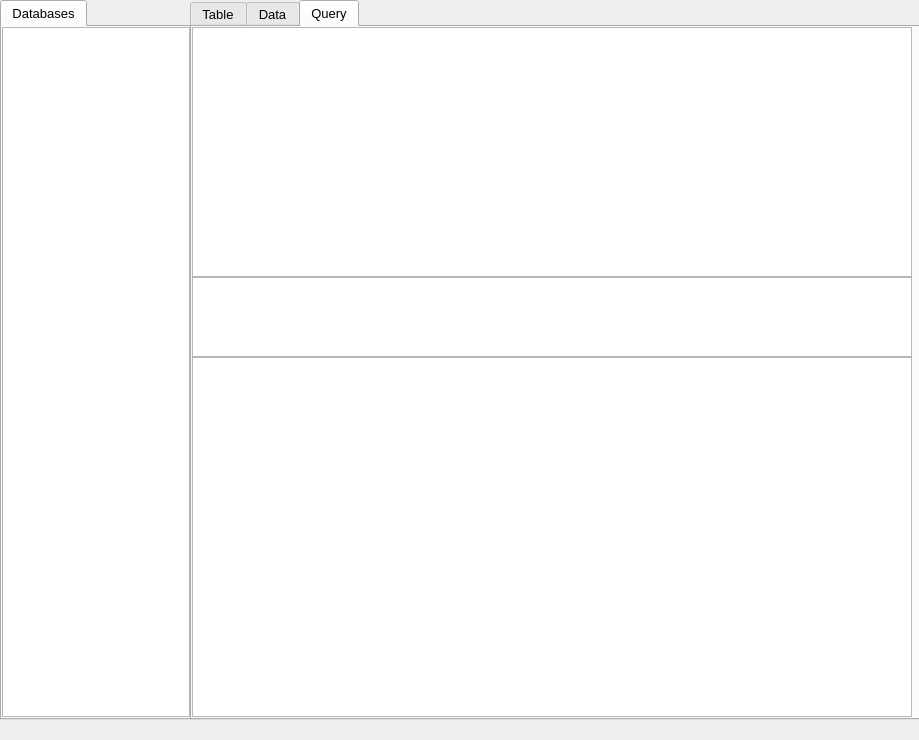
fer-moreira/MYQT, file Lib/UI/LAYOUT/MainWindow.ui: the form before one commit.
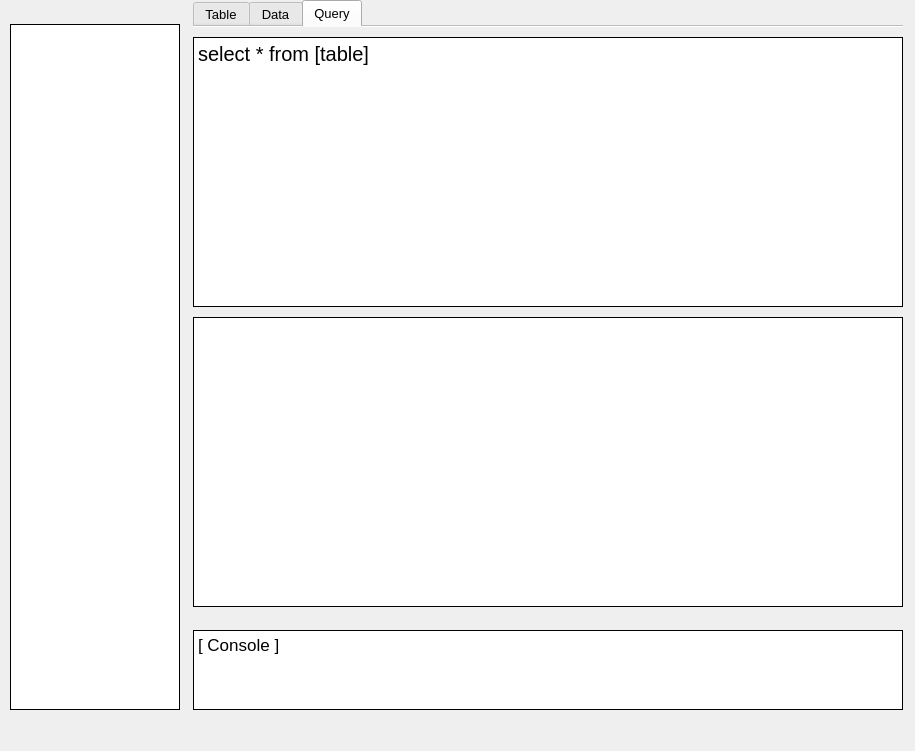
The form after the commit.

Commit message:
Style,Engine,Simple
Changed:
New stylesheet
New UI
New UX
Better Import and export performance
Better compile and compile selected script

What changed in the file:
```diff
--- a/Lib/UI/LAYOUT/MainWindow.ui
+++ b/Lib/UI/LAYOUT/MainWindow.ui
@@ -9,8 +9,8 @@
    <rect>
     <x>0</x>
     <y>0</y>
-    <width>919</width>
-    <height>740</height>
+    <width>915</width>
+    <height>751</height>
    </rect>
   </property>
   <property name="windowTitle">
@@ -26,10 +26,10 @@
    <widget class="QTabWidget" name="tabWidget">
     <property name="geometry">
      <rect>
-      <x>190</x>
+      <x>193</x>
       <y>0</y>
-      <width>730</width>
-      <height>720</height>
+      <width>710</width>
+      <height>614</height>
      </rect>
     </property>
     <property name="font">
@@ -39,9 +39,36 @@
       <bold>false</bold>
      </font>
     </property>
+    <property name="autoFillBackground">
+     <bool>false</bool>
+    </property>
+    <property name="styleSheet">
+     <string notr="true"/>
+    </property>
+    <property name="tabPosition">
+     <enum>QTabWidget::North</enum>
+    </property>
+    <property name="tabShape">
+     <enum>QTabWidget::Rounded</enum>
+    </property>
     <property name="currentIndex">
      <number>2</number>
     </property>
+    <property name="elideMode">
+     <enum>Qt::ElideNone</enum>
+    </property>
+    <property name="documentMode">
+     <bool>true</bool>
+    </property>
+    <property name="tabsClosable">
+     <bool>false</bool>
+    </property>
+    <property name="movable">
+     <bool>false</bool>
+    </property>
+    <property name="tabBarAutoHide">
+     <bool>false</bool>
+    </property>
     <widget class="QWidget" name="_desc">
      <attribute name="title">
       <string>Table</string>
@@ -158,13 +185,13 @@
       <property name="geometry">
        <rect>
         <x>0</x>
-        <y>330</y>
-        <width>720</width>
-        <height>360</height>
+        <y>290</y>
+        <width>710</width>
+        <height>290</height>
        </rect>
       </property>
       <property name="frameShape">
-       <enum>QFrame::StyledPanel</enum>
+       <enum>QFrame::Box</enum>
       </property>
       <property name="frameShadow">
        <enum>QFrame::Plain</enum>
@@ -188,10 +215,10 @@
        <bool>true</bool>
       </property>
       <property name="showGrid">
-       <bool>false</bool>
+       <bool>true</bool>
       </property>
       <property name="gridStyle">
-       <enum>Qt::NoPen</enum>
+       <enum>Qt::SolidLine</enum>
       </property>
       <property name="sortingEnabled">
        <bool>false</bool>
@@ -200,58 +227,19 @@
        <bool>true</bool>
       </property>
       <property name="cornerButtonEnabled">
-       <bool>true</bool>
+       <bool>false</bool>
       </property>
-     </widget>
-     <widget class="QPlainTextEdit" name="console_out">
-      <property name="geometry">
-       <rect>
-        <x>0</x>
-        <y>250</y>
-        <width>720</width>
-        <height>80</height>
-       </rect>
-      </property>
-      <property name="font">
-       <font>
-        <pointsize>14</pointsize>
-        <weight>50</weight>
-        <italic>false</italic>
-        <bold>false</bold>
-        <underline>false</underline>
-        <strikeout>false</strikeout>
-        <kerning>true</kerning>
-       </font>
-      </property>
-      <property name="styleSheet">
-       <string notr="true">color:red;</string>
-      </property>
-      <property name="frameShape">
-       <enum>QFrame::StyledPanel</enum>
-      </property>
-      <property name="frameShadow">
-       <enum>QFrame::Plain</enum>
-      </property>
-      <property name="midLineWidth">
+      <property name="rowCount">
        <number>0</number>
       </property>
-      <property name="sizeAdjustPolicy">
-       <enum>QAbstractScrollArea::AdjustToContents</enum>
-      </property>
-      <property name="readOnly">
-       <bool>true</bool>
-      </property>
-      <property name="plainText">
-       <string/>
-      </property>
      </widget>
      <widget class="QPlainTextEdit" name="query_in">
       <property name="geometry">
        <rect>
         <x>0</x>
-        <y>0</y>
-        <width>720</width>
-        <height>250</height>
+        <y>10</y>
+        <width>710</width>
+        <height>270</height>
        </rect>
       </property>
       <property name="font">
@@ -271,65 +259,96 @@
        <set>Qt::ImhDate|Qt::ImhDialableCharactersOnly|Qt::ImhDigitsOnly|Qt::ImhEmailCharactersOnly|Qt::ImhExclusiveInputMask|Qt::ImhFormattedNumbersOnly|Qt::ImhHiddenText|Qt::ImhLatinOnly|Qt::ImhLowercaseOnly|Qt::ImhMultiLine|Qt::ImhNoAutoUppercase|Qt::ImhNoEditMenu|Qt::ImhNoPredictiveText|Qt::ImhNoTextHandles|Qt::ImhPreferLatin|Qt::ImhPreferLowercase|Qt::ImhPreferNumbers|Qt::ImhPreferUppercase|Qt::ImhSensitiveData|Qt::ImhTime|Qt::ImhUppercaseOnly|Qt::ImhUrlCharactersOnly</set>
       </property>
       <property name="frameShape">
-       <enum>QFrame::StyledPanel</enum>
+       <enum>QFrame::Box</enum>
       </property>
       <property name="frameShadow">
        <enum>QFrame::Plain</enum>
       </property>
       <property name="lineWidth">
-       <number>8</number>
+       <number>1</number>
       </property>
       <property name="midLineWidth">
        <number>0</number>
       </property>
       <property name="plainText">
-       <string notr="true"/>
+       <string notr="true">select * from [table]</string>
       </property>
      </widget>
     </widget>
    </widget>
-   <widget class="QTabWidget" name="tabWidget_2">
+   <widget class="QPlainTextEdit" name="console_out">
     <property name="geometry">
      <rect>
-      <x>0</x>
-      <y>0</y>
-      <width>200</width>
-      <height>720</height>
+      <x>193</x>
+      <y>630</y>
+      <width>710</width>
+      <height>80</height>
      </rect>
     </property>
     <property name="font">
      <font>
-      <pointsize>10</pointsize>
+      <pointsize>13</pointsize>
+      <weight>50</weight>
+      <italic>false</italic>
+      <bold>false</bold>
+      <underline>false</underline>
+      <strikeout>false</strikeout>
+      <kerning>true</kerning>
      </font>
     </property>
-    <property name="currentIndex">
+    <property name="styleSheet">
+     <string notr="true"/>
+    </property>
+    <property name="frameShape">
+     <enum>QFrame::Box</enum>
+    </property>
+    <property name="frameShadow">
+     <enum>QFrame::Plain</enum>
+    </property>
+    <property name="midLineWidth">
      <number>0</number>
     </property>
-    <widget class="QWidget" name="dbs">
-     <attribute name="title">
-      <string>Databases</string>
-     </attribute>
-     <widget class="QListWidget" name="tables_out">
-      <property name="geometry">
-       <rect>
-        <x>0</x>
-        <y>0</y>
-        <width>188</width>
-        <height>690</height>
-       </rect>
-      </property>
-      <property name="font">
-       <font>
-        <pointsize>12</pointsize>
-        <weight>50</weight>
-        <italic>false</italic>
-        <bold>false</bold>
-       </font>
-      </property>
-     </widget>
-    </widget>
+    <property name="sizeAdjustPolicy">
+     <enum>QAbstractScrollArea::AdjustToContents</enum>
+    </property>
+    <property name="readOnly">
+     <bool>true</bool>
+    </property>
+    <property name="plainText">
+     <string>[ Console ]</string>
+    </property>
    </widget>
-   <zorder>tabWidget_2</zorder>
+   <widget class="QListWidget" name="tables_out">
+    <property name="geometry">
+     <rect>
+      <x>10</x>
+      <y>24</y>
+      <width>170</width>
+      <height>686</height>
+     </rect>
+    </property>
+    <property name="font">
+     <font>
+      <pointsize>10</pointsize>
+      <weight>50</weight>
+      <italic>false</italic>
+      <bold>false</bold>
+     </font>
+    </property>
+    <property name="frameShape">
+     <enum>QFrame::Box</enum>
+    </property>
+    <property name="frameShadow">
+     <enum>QFrame::Plain</enum>
+    </property>
+    <property name="lineWidth">
+     <number>1</number>
+    </property>
+    <property name="sortingEnabled">
+     <bool>true</bool>
+    </property>
+   </widget>
+   <zorder>tables_out</zorder>
    <zorder>tabWidget</zorder>
   </widget>
   <action name="actionImport_Query">
```
Left out of the diff: 9 changed lines with no effect on the pictures. The commit also changes 18 other files.
